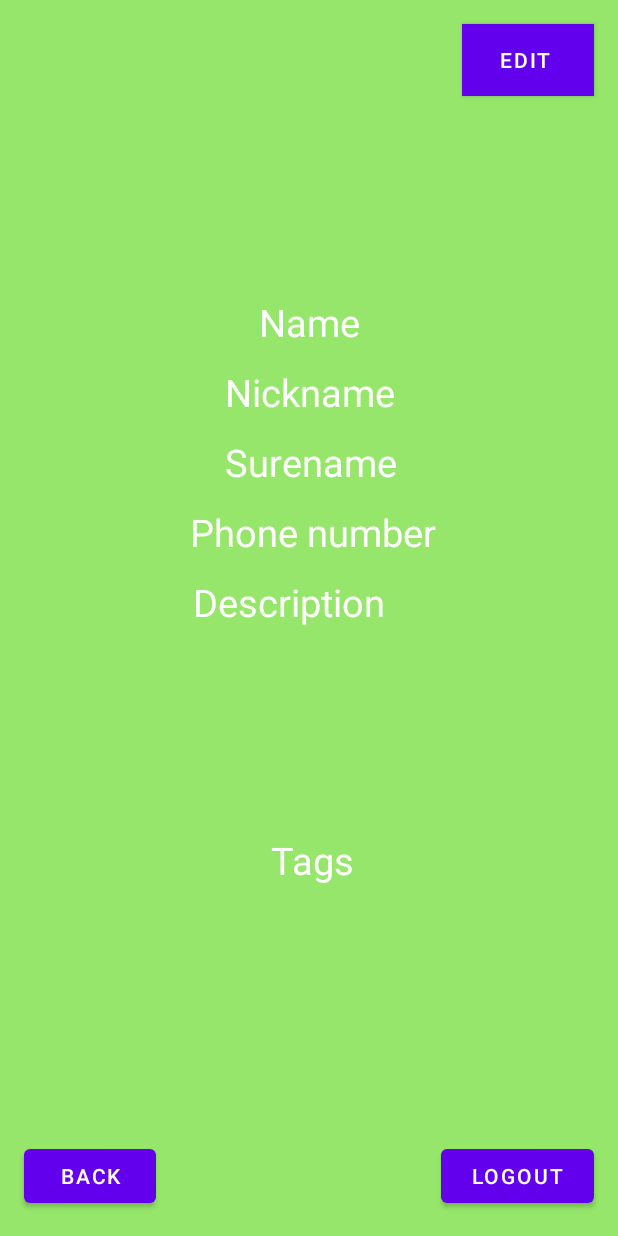
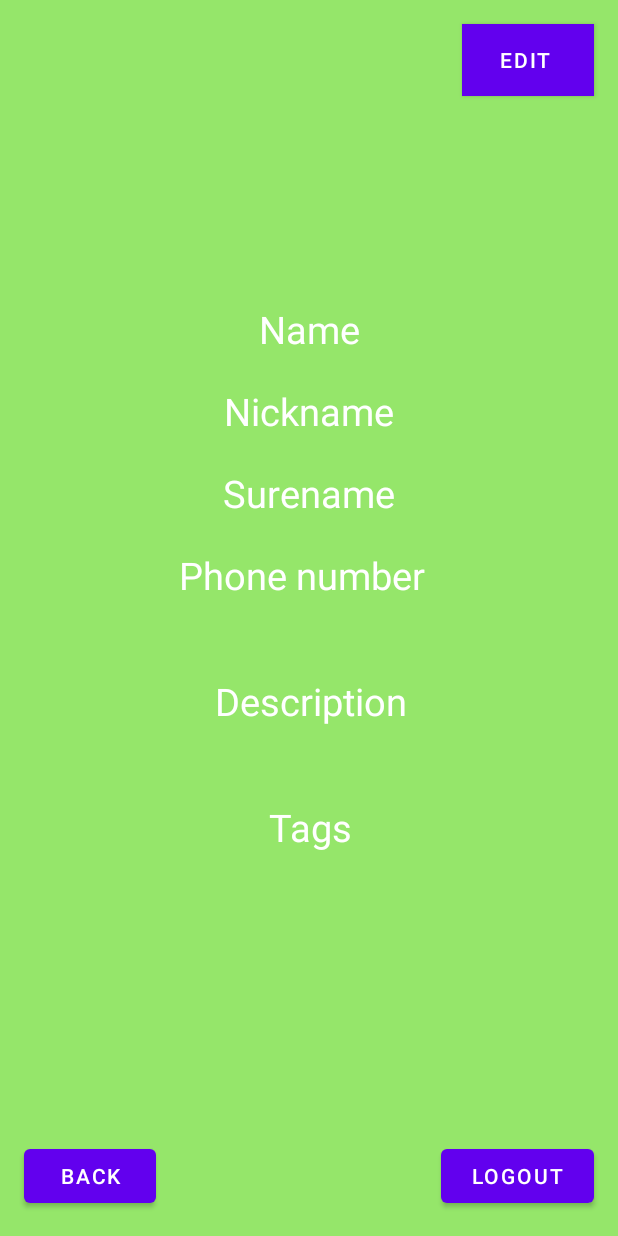
Before and after one commit to WashingtonD/Kotlin-Meet-and-Party, an Android app: the layout activity_profile.xml on its own in the app's theme, with its tools: preview values and no code run, on a phone screen of 412 x 824 dp. Run offline under Robolectric (Android 15) with nearby library versions, the phone set to English and light mode, and no system bars.

Commit message:
Profile editing fixes, UI update.

```diff
--- a/app/src/main/res/layout/activity_profile.xml
+++ b/app/src/main/res/layout/activity_profile.xml
@@ -41,27 +41,26 @@
         android:id="@+id/textViewSurname"
         android:layout_width="wrap_content"
         android:layout_height="wrap_content"
-        android:layout_marginTop="12dp"
+        android:layout_marginTop="20dp"
         android:background="#95E66A"
         android:text="Surename"
         android:textColor="@color/white"
         android:textSize="25dp"
-        app:layout_constraintEnd_toEndOf="@+id/textViewNickname"
-        app:layout_constraintHorizontal_bias="0.0"
-        app:layout_constraintStart_toStartOf="@+id/textViewNickname"
+        app:layout_constraintEnd_toEndOf="parent"
+        app:layout_constraintStart_toStartOf="parent"
         app:layout_constraintTop_toBottomOf="@+id/textViewNickname" />
 
     <TextView
         android:id="@+id/textViewNickname"
         android:layout_width="wrap_content"
         android:layout_height="wrap_content"
-        android:layout_marginTop="12dp"
+        android:layout_marginTop="20dp"
         android:background="#95E66A"
         android:text="Nickname"
         android:textColor="@color/white"
         android:textSize="25dp"
-        app:layout_constraintEnd_toEndOf="@+id/textViewName"
-        app:layout_constraintStart_toStartOf="@+id/textViewName"
+        app:layout_constraintEnd_toEndOf="parent"
+        app:layout_constraintStart_toStartOf="parent"
         app:layout_constraintTop_toBottomOf="@+id/textViewName" />
 
     <TextView
@@ -82,36 +81,39 @@
         android:id="@+id/textViewPhone"
         android:layout_width="wrap_content"
         android:layout_height="wrap_content"
-        android:layout_marginTop="12dp"
+        android:layout_marginTop="20dp"
         android:background="#95E66A"
         android:text="Phone number"
         android:textColor="@color/white"
         android:textSize="25dp"
-        app:layout_constraintEnd_toEndOf="@+id/textViewSurname"
+        app:layout_constraintEnd_toEndOf="parent"
         app:layout_constraintHorizontal_bias="0.482"
-        app:layout_constraintStart_toStartOf="@+id/textViewSurname"
+        app:layout_constraintStart_toStartOf="parent"
         app:layout_constraintTop_toBottomOf="@+id/textViewSurname" />
 
     <TextView
         android:id="@+id/textViewDescription"
-        android:layout_width="160dp"
+        android:layout_width="215dp"
         android:layout_height="wrap_content"
-        android:layout_marginTop="12dp"
+        android:layout_marginTop="20dp"
         android:background="#95E66A"
-        android:lines="5"
+        android:gravity="center"
+        android:lines="4"
+        android:maxLines="4"
+        android:minLines="3"
         android:text="Description"
         android:textColor="@color/white"
-        android:textSize="25dp"
-        app:layout_constraintEnd_toEndOf="@+id/textViewPhone"
+        android:textSize="25sp"
+        app:layout_constraintEnd_toEndOf="parent"
         app:layout_constraintHorizontal_bias="0.51"
-        app:layout_constraintStart_toStartOf="@+id/textViewPhone"
+        app:layout_constraintStart_toStartOf="parent"
         app:layout_constraintTop_toBottomOf="@+id/textViewPhone" />
 
     <TextView
         android:id="@+id/textViewName"
         android:layout_width="wrap_content"
         android:layout_height="wrap_content"
-        android:layout_marginTop="15dp"
+        android:layout_marginTop="20dp"
         android:background="#95E66A"
         android:text="Name"
         android:textColor="@color/white"
```
Also changed, not shown: app/src/main/java/com/example/kotlinmeat/ProfileActivity.kt (+29 -15 lines), app/src/main/res/layout/activity_profile_edit.xml (+11 -4 lines).
